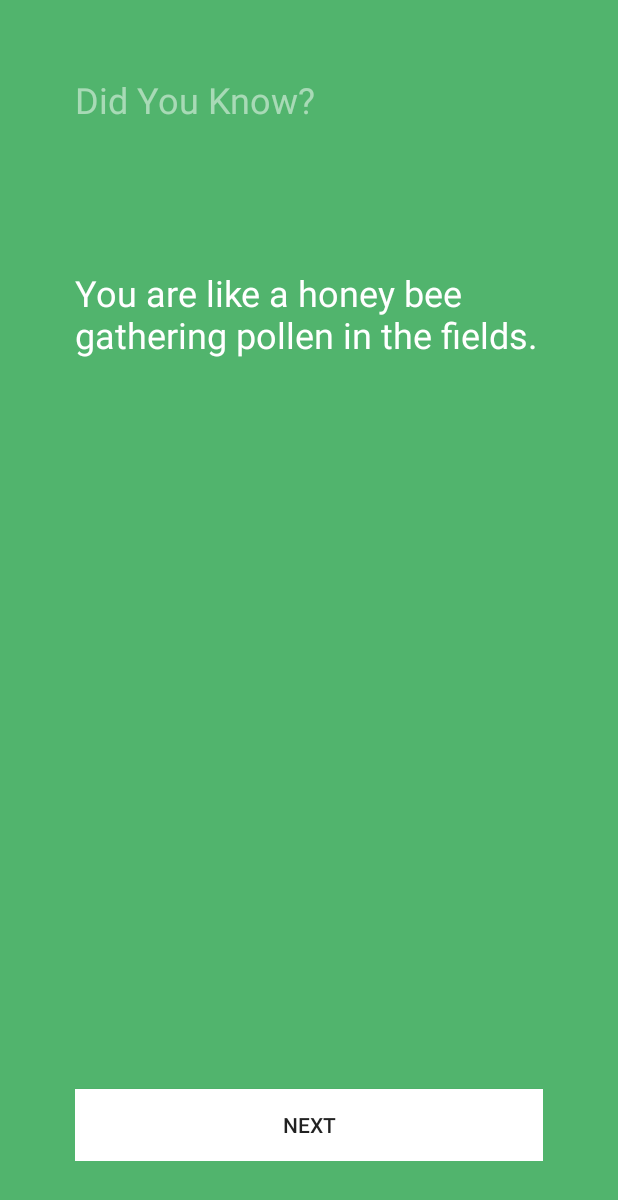
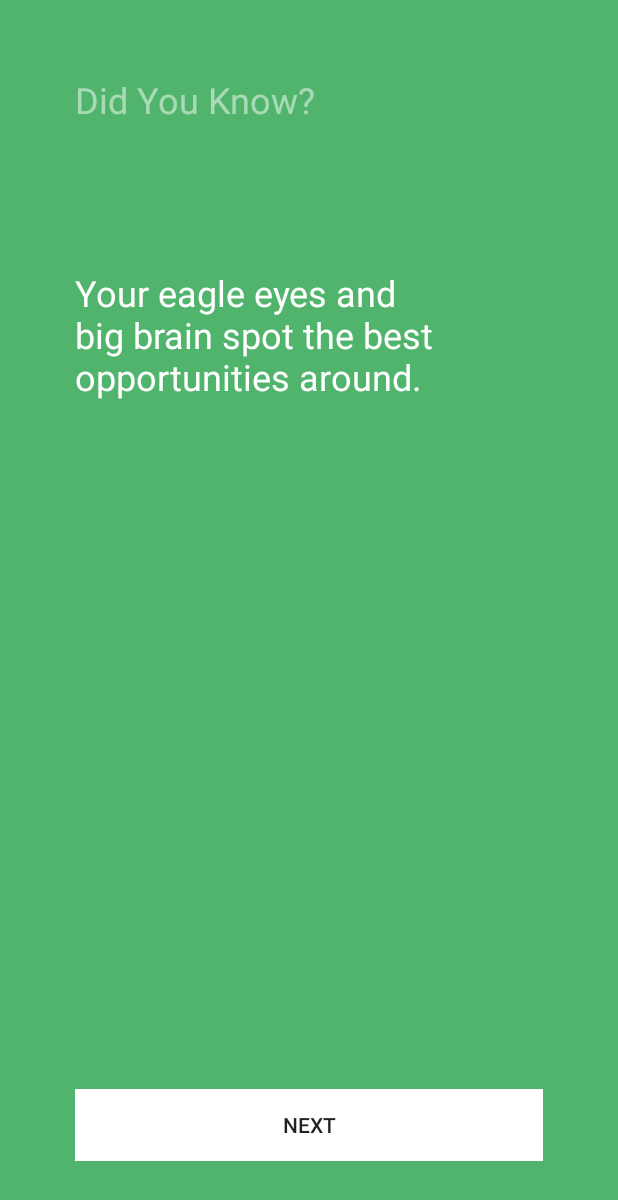
Before and after one commit to didiimnida/AndroidFunFacts, an Android app: the screen it shows after launch (FunFactsActivity), after a tap on "NEXT", on a phone screen of 412 x 824 dp. Shown: the top 1200 px of the screen. Run offline under Robolectric (Android 15) with nearby library versions, the phone set to English and light mode, and no system bars.

Commit message:
Update compliments, refactor.

```diff
--- /dev/null
+++ b/app/src/main/java/com/dianahilton/funfacts/FactBook.java
@@ -0,0 +1,31 @@
+package com.dianahilton.funfacts;
+
+import java.util.Random;
+
+public class FactBook {
+
+    //Member variable (properties about the object)
+    public String[] mCompliments = {
+            "You are like a brown grizzly bear, gently strolling in the forest.",
+            "You have the most beautiful cheeks in the universe.",
+            "Enchant! Enchant! Enchant!",
+            "You are a supermodel.",
+            "The sun never sets when you are around because your sunny personality never sets.",
+            "Your eagle eyes and big brain spot the best opportunities around.",
+            "Always kind, always caring, always hairy.",
+            "When the weather outside is frightful, you are still delightful."
+    };
+
+    //Method (abilities: things the object can do)
+    public String getCompliment(){
+
+        String compliment = "";
+
+        Random randomGenerator = new Random();
+        int randomNumber = randomGenerator.nextInt(mCompliments.length);
+
+        compliment = mCompliments[randomNumber];
+
+        return compliment;
+    }
+}
--- a/app/src/main/java/com/dianahilton/funfacts/FunFactsActivity.java
+++ b/app/src/main/java/com/dianahilton/funfacts/FunFactsActivity.java
@@ -1,16 +1,15 @@
 package com.dianahilton.funfacts;
 
-import android.support.v7.app.ActionBarActivity;
 import android.app.Activity;
 import android.os.Bundle;
-import android.view.Menu;
-import android.view.MenuItem;
 import android.view.View;
 import android.widget.TextView;
 import android.widget.Button;
 
 
-public class FunFactsActivity extends ActionBarActivity {
+public class FunFactsActivity extends Activity {
+
+    private FactBook mFactBook = new FactBook();
 
     @Override
     protected void onCreate(Bundle savedInstanceState) {
@@ -22,33 +21,13 @@ public class FunFactsActivity extends ActionBarActivity {
         Button showFactButton = (Button) findViewById(R.id.nextButton);
         View.OnClickListener listener = new View.OnClickListener() {
             @Override
-            public void onClick(View v) {
-                String compliment = "You are like a honey bee gathering pollen in the fields.";
+            public void onClick(View view) {
+                String compliment = mFactBook.getCompliment();
+                //Update the label with our dynamic compliment
                 factLabel.setText(compliment);
+
             }
         };
         showFactButton.setOnClickListener(listener);
     }
-
-    @Override
-    public boolean onCreateOptionsMenu(Menu menu) {
-        // Inflate the menu; this adds items to the action bar if it is present.
-        getMenuInflater().inflate(R.menu.menu_fun_facts, menu);
-        return true;
-    }
-
-    @Override
-    public boolean onOptionsItemSelected(MenuItem item) {
-        // Handle action bar item clicks here. The action bar will
-        // automatically handle clicks on the Home/Up button, so long
-        // as you specify a parent activity in AndroidManifest.xml.
-        int id = item.getItemId();
-
-        //noinspection SimplifiableIfStatement
-        if (id == R.id.action_settings) {
-            return true;
-        }
-
-        return super.onOptionsItemSelected(item);
-    }
 }
--- a/app/src/main/res/layout/activity_fun_facts.xml
+++ b/app/src/main/res/layout/activity_fun_facts.xml
@@ -26,7 +26,7 @@
     <TextView
         android:layout_width="wrap_content"
         android:layout_height="wrap_content"
-        android:text="I love Hari Bee because he is so handsome."
+        android:text="I love you because you are handsome."
         android:id="@+id/complimentTextView"
         android:textSize="24sp"
         android:layout_below="@+id/titleTextView"
```
